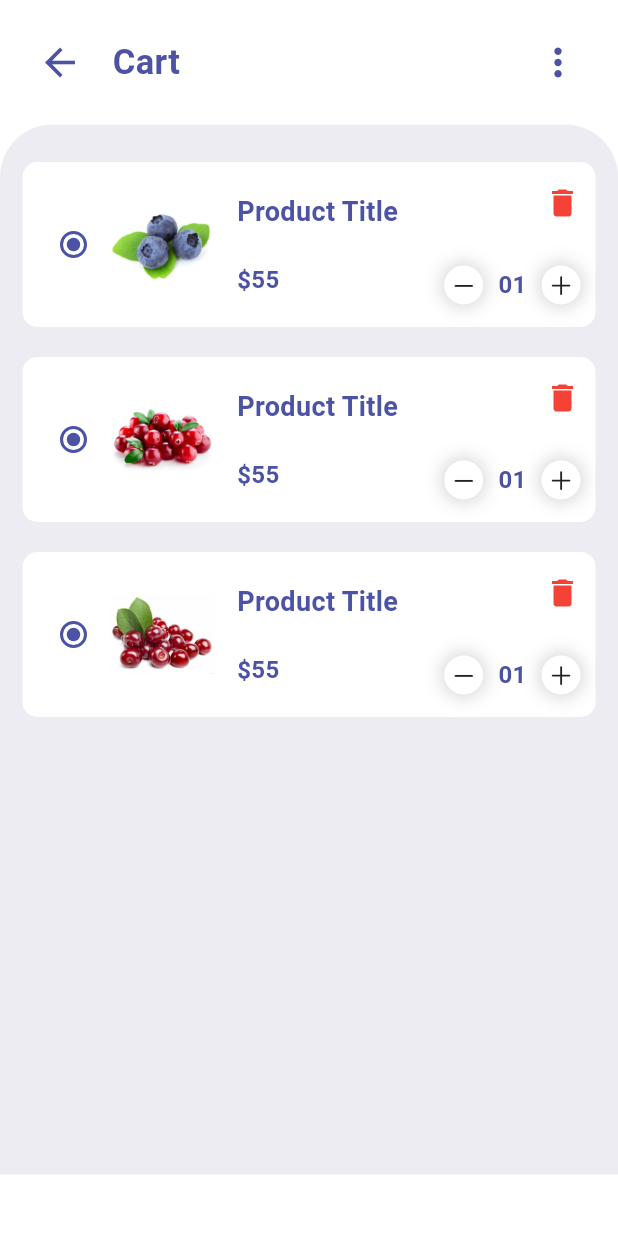
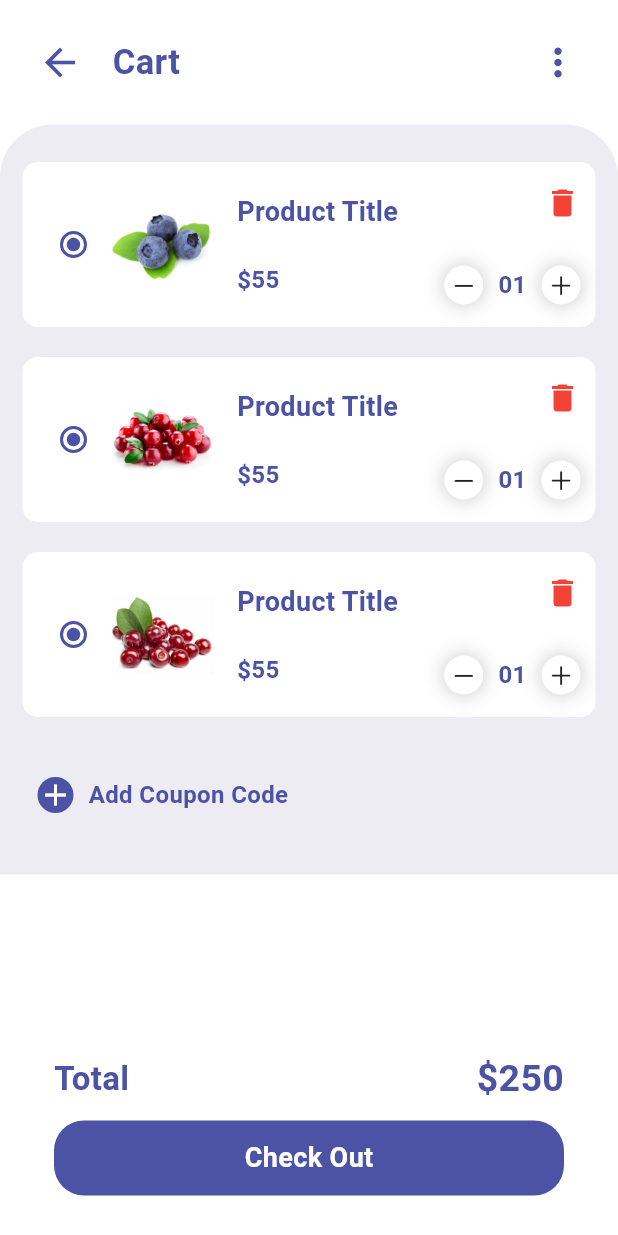
Before and after one commit to katerina456/shopping_app_flutter, a Flutter app: the CartPage screen opened by its route, on a phone screen of 412 x 824 dp. Run offline on Flutter 3.47's test engine with Material 3 defaults, Android fonts, the phone set to English and light mode, and no system bars; our stand-ins replace curved_navigation_bar, flutter_custom_clippers, flutter_rating_bar.

```diff
--- a/lib/main.dart
+++ b/lib/main.dart
@@ -1,6 +1,7 @@
 import 'package:flutter/material.dart';
 import 'package:shopping_app/pages/homePage.dart';
 import 'pages/CartPage.dart';
+import 'pages/ItemPage.dart';
 
 void main() {
   runApp(const MyApp());
@@ -22,6 +23,7 @@ class MyApp extends StatelessWidget {
       routes: {
         '/': (context) => Homepage(),
         '/cartPage': (context) => CartPage(),
+        '/itemPage': (context) => ItemPage(),
       },
     );
   }
--- a/lib/pages/CartPage.dart
+++ b/lib/pages/CartPage.dart
@@ -2,6 +2,7 @@ import 'package:flutter/cupertino.dart';
 import 'package:flutter/material.dart';
 
 import '../widgets/CartAppBar.dart';
+import '../widgets/CartBottomNavBar.dart';
 import '../widgets/CartItemSamples.dart';
 
 
@@ -15,7 +16,7 @@ class CartPage extends StatelessWidget {
         children: [
           CartAppBar(),
           Container(
-            height: 700,
+            height: 500,
             padding: EdgeInsets.only(top: 15),
             decoration: BoxDecoration(
               color: Color(0xFFEDECF2),
@@ -27,9 +28,9 @@ class CartPage extends StatelessWidget {
             child: Column(children: [
               CartItemSamples(),
               Container(
-                decoration: BoxDecoration(
-                  borderRadius: BorderRadius.circular(10),
-                ),
+                //decoration: BoxDecoration(
+               //   borderRadius: BorderRadius.circular(10),
+               // ),
                 margin: EdgeInsets.symmetric(vertical: 20, horizontal: 15),
                 padding: EdgeInsets.all(10),
                 child: Row(
@@ -37,8 +38,24 @@ class CartPage extends StatelessWidget {
                     Container(
                       decoration: BoxDecoration(
                         color: Color(0xFF4C53A5),
+                        borderRadius: BorderRadius.circular(20),
+                      ),
+                      child: Icon(
+                        Icons.add,
+                        color: Colors.white,
                       ),
                     ),
+                    Padding(
+                      padding: EdgeInsets.symmetric(horizontal: 10,),
+                      child: Text(
+                        'Add Coupon Code',
+                        style: TextStyle(
+                          color: Color(0xFF4C53A5),
+                          fontWeight: FontWeight.bold,
+                          fontSize: 16,
+                        ),
+                      ),
+                    )
                   ],
                 ),
               ),
@@ -46,6 +63,7 @@ class CartPage extends StatelessWidget {
           ),
         ],
       ),
+      bottomNavigationBar: CartBottomNavBar(),
     );
   }
 }
--- /dev/null
+++ b/lib/widgets/CartBottomNavBar.dart
@@ -0,0 +1,60 @@
+import 'package:flutter/material.dart';
+
+class CartBottomNavBar extends StatelessWidget {
+  const CartBottomNavBar({super.key});
+
+  @override
+  Widget build(BuildContext context) {
+    return BottomAppBar(
+      height: 150,
+      color: Colors.transparent,
+      child: Container(
+        padding: EdgeInsets.symmetric(horizontal: 20, vertical: 15),
+        //height: 150,
+        child: Column(
+          mainAxisAlignment: MainAxisAlignment.spaceBetween,
+          children: [
+            Row(
+              mainAxisAlignment: MainAxisAlignment.spaceBetween,
+              children: [
+                Text(
+                  'Total',
+                  style: TextStyle(
+                    color: Color(0xFF4C53A5),
+                    fontSize: 22,
+                    fontWeight: FontWeight.bold,
+                  ),
+                ),
+                Text(
+                  '\$250',
+                  style: TextStyle(
+                    fontWeight: FontWeight.bold,
+                    fontSize: 25,
+                    color: Color(0xFF4C53A5),
+                  ),
+                ),
+              ],
+            ),
+            Container(
+              alignment: Alignment.center,
+              height: 50,
+              width: double.infinity,
+              decoration: BoxDecoration(
+                color: Color(0xFF4C53A5),
+                borderRadius: BorderRadius.circular(20),
+              ),
+              child: Text(
+                'Check Out',
+                style: TextStyle(
+                  fontSize: 18,
+                  color: Colors.white,
+                  fontWeight: FontWeight.bold,
+                ),
+              ),
+            ),
+          ],
+        ),
+      ),
+    );
+  }
+}
--- a/lib/widgets/ItemsWidget.dart
+++ b/lib/widgets/ItemsWidget.dart
@@ -45,7 +45,9 @@ class ItemsWidget extends StatelessWidget {
               ],
             ),
             InkWell(
-              onTap: (){},
+              onTap: (){
+                Navigator.pushNamed(context, '/itemPage');
+              },
               child: Container(
                 margin: EdgeInsets.all(10),
                 child: Image.asset('images/$i.jpg', height: 120, width: 120,),
--- a/pubspec.yaml
+++ b/pubspec.yaml
@@ -36,6 +36,8 @@ dependencies:
   # Use with the CupertinoIcons class for iOS style icons.
   cupertino_icons: ^1.0.6
   curved_navigation_bar: ^1.0.6
+  flutter_custom_clippers: ^2.1.0
+  flutter_rating_bar: ^4.0.1
 
 dev_dependencies:
   flutter_test:
```
Also changed, not shown: lib/pages/ItemPage.dart (added, +234 -0 lines), lib/widgets/ItemAppBar.dart (added, +34 -0 lines), lib/widgets/ItemBottomNavBar.dart (added, +64 -0 lines), pubspec.lock.
